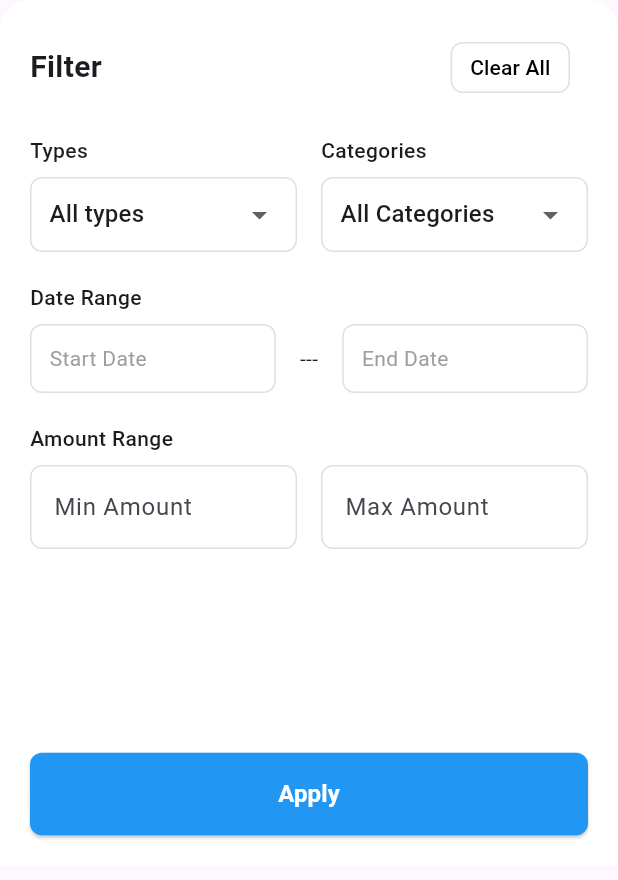
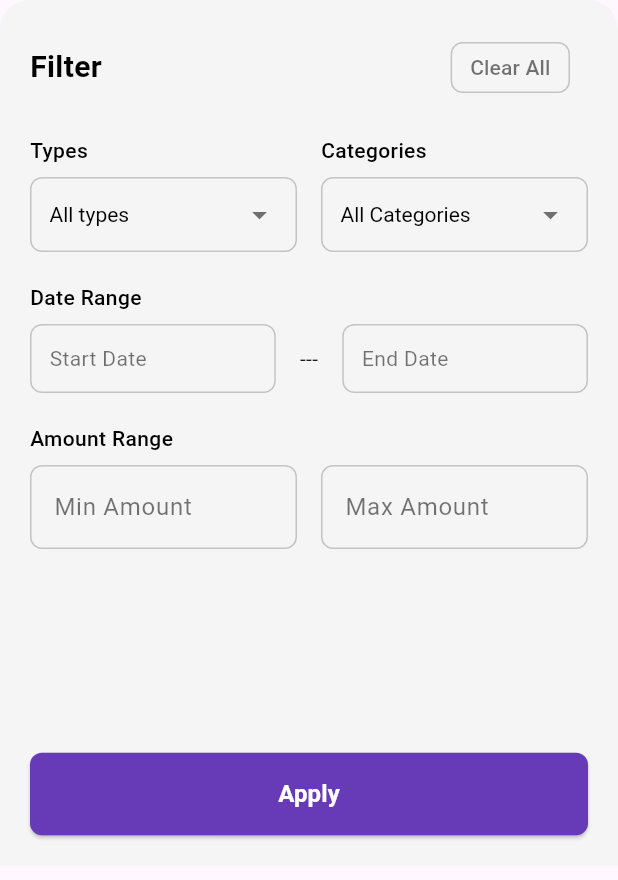
Before and after one commit to HAnh3112/mobile_final_project, a Flutter app: the TransactionFilterWidget widget shown alone on an empty page, opened directly, on a phone screen of 412 x 824 dp. Shown: the top 880 px of the screen. Run offline on Flutter 3.47's test engine with Material 3 defaults, Android fonts, the phone set to English and light mode, and no system bars; our stand-ins replace month_picker_dialog.

Commit message:
transaction_filter theme changing added

```diff
--- a/lib/DoanAnhVu/transaction_filter_widget.dart
+++ b/lib/DoanAnhVu/transaction_filter_widget.dart
@@ -1,3 +1,4 @@
+import 'package:final_project/ThemeChanging_HaiAnh/current_theme.dart';
 import 'package:flutter/material.dart';
 
 // Filter data class to hold all filter selections
@@ -38,27 +39,23 @@ class TransactionFilterWidget extends StatefulWidget {
 }
 
 class _TransactionFilterWidgetState extends State<TransactionFilterWidget> {
-  // Filter state variables - these store the user's selections
-  String _selectedFilterType = 'All types';        // Income/Expense filter
-  String _selectedFilterCategory = 'All Categories'; // Category filter
-  DateTime? _startDate;                            // Date range start
-  DateTime? _endDate;                              // Date range end
-  double? _minAmount;                              // Minimum amount filter
-  double? _maxAmount;                              // Maximum amount filter
+  String _selectedFilterType = 'All types';
+  String _selectedFilterCategory = 'All Categories';
+  DateTime? _startDate;
+  DateTime? _endDate;
+  double? _minAmount;
+  double? _maxAmount;
 
-  // Text controllers for amount inputs
   final TextEditingController _minAmountController = TextEditingController();
   final TextEditingController _maxAmountController = TextEditingController();
 
   @override
   void dispose() {
-    // Clean up controllers
     _minAmountController.dispose();
     _maxAmountController.dispose();
     super.dispose();
   }
 
-  // Clear all filter selections
   void _clearAllFilters() {
     setState(() {
       _selectedFilterType = 'All types';
@@ -72,7 +69,6 @@ class _TransactionFilterWidgetState extends State<TransactionFilterWidget> {
     });
   }
 
-  // Apply filters - creates FilterData object and calls callback
   void _applyFilters() {
     final filterData = FilterData(
       selectedType: _selectedFilterType,
@@ -83,17 +79,16 @@ class _TransactionFilterWidgetState extends State<TransactionFilterWidget> {
       maxAmount: _maxAmount,
     );
 
-    // Call the callback function with filter data
     widget.onApplyFilters(filterData);
   }
 
   @override
   Widget build(BuildContext context) {
     return Container(
-      height: MediaQuery.of(context).size.height * 0.7, // 70% of screen height
-      decoration: const BoxDecoration(
-        color: Colors.white,
-        borderRadius: BorderRadius.only(
+      height: MediaQuery.of(context).size.height * 0.7,
+      decoration: BoxDecoration(
+        color: currentTheme.background_color,
+        borderRadius: const BorderRadius.only(
           topLeft: Radius.circular(20),
           topRight: Radius.circular(20),
         ),
@@ -103,62 +98,59 @@ class _TransactionFilterWidgetState extends State<TransactionFilterWidget> {
         child: Column(
           crossAxisAlignment: CrossAxisAlignment.start,
           children: [
-            // Header with title and Clear All button
             Row(
               mainAxisAlignment: MainAxisAlignment.spaceBetween,
               children: [
-                const Text(
+                Text(
                   'Filter',
                   style: TextStyle(
                     fontSize: 20,
                     fontWeight: FontWeight.bold,
+                    color: currentTheme.main_text_color,
                   ),
                 ),
-                // Clear All button - resets all filter selections
                 TextButton(
                   onPressed: _clearAllFilters,
                   child: Container(
                     padding: const EdgeInsets.symmetric(horizontal: 12, vertical: 6),
                     decoration: BoxDecoration(
-                      border: Border.all(color: Colors.grey.shade300),
+                      border: Border.all(color: currentTheme.sub_text_color.withOpacity(0.2)),
                       borderRadius: BorderRadius.circular(8),
                     ),
-                    child: const Text(
+                    child: Text(
                       'Clear All',
-                      style: TextStyle(color: Colors.black),
+                      style: TextStyle(color: currentTheme.sub_text_color),
                     ),
                   ),
                 ),
               ],
             ),
-
             const SizedBox(height: 20),
-
-            // Types (Income/Expense) and Categories row
             Row(
               children: [
-                // Types dropdown - user can select Income/Expense (UI only)
                 Expanded(
                   child: Column(
                     crossAxisAlignment: CrossAxisAlignment.start,
                     children: [
-                      const Text('Types', style: TextStyle(fontWeight: FontWeight.w500)),
+                      Text('Types', style: TextStyle(fontWeight: FontWeight.w500, color: currentTheme.main_text_color)),
                       const SizedBox(height: 8),
                       Container(
                         padding: const EdgeInsets.symmetric(horizontal: 12),
                         decoration: BoxDecoration(
-                          border: Border.all(color: Colors.grey.shade300),
+                          border: Border.all(color: currentTheme.sub_text_color.withOpacity(0.2)),
                           borderRadius: BorderRadius.circular(8),
                         ),
                         child: DropdownButtonHideUnderline(
                           child: DropdownButton<String>(
                             value: _selectedFilterType,
                             isExpanded: true,
-                            items: ['All types', 'Income', 'Expense']
-                                .map((String value) {
+                            dropdownColor: currentTheme.background_color,
+                            iconEnabledColor: currentTheme.sub_text_color,
+                            style: TextStyle(color: currentTheme.main_text_color),
+                            items: ['All types', 'Income', 'Expense'].map((String value) {
                               return DropdownMenuItem<String>(
                                 value: value,
-                                child: Text(value),
+                                child: Text(value, style: TextStyle(color: currentTheme.main_text_color)),
                               );
                             }).toList(),
                             onChanged: (String? newValue) {
@@ -173,28 +165,30 @@ class _TransactionFilterWidgetState extends State<TransactionFilterWidget> {
                   ),
                 ),
                 const SizedBox(width: 16),
-                // Categories dropdown - user can select categories (UI only)
                 Expanded(
                   child: Column(
                     crossAxisAlignment: CrossAxisAlignment.start,
                     children: [
-                      const Text('Categories', style: TextStyle(fontWeight: FontWeight.w500)),
+                      Text('Categories', style: TextStyle(fontWeight: FontWeight.w500, color: currentTheme.main_text_color)),
                       const SizedBox(height: 8),
                       Container(
                         padding: const EdgeInsets.symmetric(horizontal: 12),
                         decoration: BoxDecoration(
-                          border: Border.all(color: Colors.grey.shade300),
+                          border: Border.all(color: currentTheme.sub_text_color.withOpacity(0.2)),
                           borderRadius: BorderRadius.circular(8),
                         ),
                         child: DropdownButtonHideUnderline(
                           child: DropdownButton<String>(
                             value: _selectedFilterCategory,
                             isExpanded: true,
+                            dropdownColor: currentTheme.background_color,
+                            iconEnabledColor: currentTheme.sub_text_color,
+                            style: TextStyle(color: currentTheme.main_text_color),
                             items: ['All Categories', 'Lunch', 'Transport', 'Salary', 'Food', 'Entertainment', 'Shopping', 'Bills']
                                 .map((String value) {
                               return DropdownMenuItem<String>(
                                 value: value,
-                                child: Text(value),
+                                child: Text(value, style: TextStyle(color: currentTheme.main_text_color)),
                               );
                             }).toList(),
                             onChanged: (String? newValue) {
@@ -210,15 +204,11 @@ class _TransactionFilterWidgetState extends State<TransactionFilterWidget> {
                 ),
               ],
             ),
-
             const SizedBox(height: 20),
-
-            // Date Range picker section (UI only - selections work but don't filter)
-            const Text('Date Range', style: TextStyle(fontWeight: FontWeight.w500)),
+            Text('Date Range', style: TextStyle(fontWeight: FontWeight.w500, color: currentTheme.main_text_color)),
             const SizedBox(height: 8),
             Row(
               children: [
-                // Start date picker
                 Expanded(
                   child: GestureDetector(
                     onTap: () async {
@@ -237,7 +227,7 @@ class _TransactionFilterWidgetState extends State<TransactionFilterWidget> {
                     child: Container(
                       padding: const EdgeInsets.all(12),
                       decoration: BoxDecoration(
-                        border: Border.all(color: Colors.grey.shade300),
+                        border: Border.all(color: currentTheme.sub_text_color.withOpacity(0.2)),
                         borderRadius: BorderRadius.circular(8),
                       ),
                       child: Text(
@@ -245,7 +235,7 @@ class _TransactionFilterWidgetState extends State<TransactionFilterWidget> {
                             ? '${_startDate!.day}/${_startDate!.month}/${_startDate!.year}'
                             : 'Start Date',
                         style: TextStyle(
-                          color: _startDate != null ? Colors.black : Colors.grey,
+                          color: _startDate != null ? currentTheme.main_text_color : currentTheme.sub_text_color,
                         ),
                       ),
                     ),
@@ -253,9 +243,8 @@ class _TransactionFilterWidgetState extends State<TransactionFilterWidget> {
                 ),
                 const Padding(
                   padding: EdgeInsets.symmetric(horizontal: 16),
-                  child: Text('---'), // Separator between dates
+                  child: Text('---'),
                 ),
-                // End date picker
                 Expanded(
                   child: GestureDetector(
                     onTap: () async {
@@ -274,7 +263,7 @@ class _TransactionFilterWidgetState extends State<TransactionFilterWidget> {
                     child: Container(
                       padding: const EdgeInsets.all(12),
                       decoration: BoxDecoration(
-                        border: Border.all(color: Colors.grey.shade300),
+                        border: Border.all(color: currentTheme.sub_text_color.withOpacity(0.2)),
                         borderRadius: BorderRadius.circular(8),
                       ),
                       child: Text(
@@ -282,7 +271,7 @@ class _TransactionFilterWidgetState extends State<TransactionFilterWidget> {
                             ? '${_endDate!.day}/${_endDate!.month}/${_endDate!.year}'
                             : 'End Date',
                         style: TextStyle(
-                          color: _endDate != null ? Colors.black : Colors.grey,
+                          color: _endDate != null ? currentTheme.main_text_color : currentTheme.sub_text_color,
                         ),
                       ),
                     ),
@@ -290,27 +279,25 @@ class _TransactionFilterWidgetState extends State<TransactionFilterWidget> {
                 ),
               ],
             ),
-
             const SizedBox(height: 20),
-
-            // Amount Range input section (UI only - inputs work but don't filter)
-            const Text('Amount Range', style: TextStyle(fontWeight: FontWeight.w500)),
+            Text('Amount Range', style: TextStyle(fontWeight: FontWeight.w500, color: currentTheme.main_text_color)),
             const SizedBox(height: 8),
             Row(
               children: [
-                // Minimum amount input
                 Expanded(
                   child: TextField(
                     controller: _minAmountController,
+                    style: TextStyle(color: currentTheme.main_text_color),
                     decoration: InputDecoration(
                       hintText: 'Min Amount',
+                      hintStyle: TextStyle(color: currentTheme.sub_text_color),
                       border: OutlineInputBorder(
                         borderRadius: BorderRadius.circular(8),
-                        borderSide: BorderSide(color: Colors.grey.shade300),
+                        borderSide: BorderSide(color: currentTheme.sub_text_color.withOpacity(0.2)),
                       ),
                       enabledBorder: OutlineInputBorder(
                         borderRadius: BorderRadius.circular(8),
-                        borderSide: BorderSide(color: Colors.grey.shade300),
+                        borderSide: BorderSide(color: currentTheme.sub_text_color.withOpacity(0.2)),
                       ),
                     ),
                     keyboardType: TextInputType.number,
@@ -320,19 +307,20 @@ class _TransactionFilterWidgetState extends State<TransactionFilterWidget> {
                   ),
                 ),
                 const SizedBox(width: 16),
-                // Maximum amount input
                 Expanded(
                   child: TextField(
                     controller: _maxAmountController,
+                    style: TextStyle(color: currentTheme.main_text_color),
                     decoration: InputDecoration(
                       hintText: 'Max Amount',
+                      hintStyle: TextStyle(color: currentTheme.sub_text_color),
                       border: OutlineInputBorder(
                         borderRadius: BorderRadius.circular(8),
-                        borderSide: BorderSide(color: Colors.grey.shade300),
+                        borderSide: BorderSide(color: currentTheme.sub_text_color.withOpacity(0.2)),
                       ),
                       enabledBorder: OutlineInputBorder(
                         borderRadius: BorderRadius.circular(8),
-                        borderSide: BorderSide(color: Colors.grey.shade300),
+                        borderSide: BorderSide(color: currentTheme.sub_text_color.withOpacity(0.2)),
                       ),
                     ),
                     keyboardType: TextInputType.number,
@@ -343,25 +331,22 @@ class _TransactionFilterWidgetState extends State<TransactionFilterWidget> {
                 ),
               ],
             ),
-
-            const Spacer(), // Push Apply button to bottom
-
-            // Apply button - collects all selections and calls callback
+            const Spacer(),
             SizedBox(
               width: double.infinity,
               child: ElevatedButton(
                 onPressed: _applyFilters,
                 style: ElevatedButton.styleFrom(
-                  backgroundColor: Colors.blue,
+                  backgroundColor: currentTheme.main_button_color,
                   padding: const EdgeInsets.symmetric(vertical: 16),
                   shape: RoundedRectangleBorder(
                     borderRadius: BorderRadius.circular(8),
                   ),
                 ),
-                child: const Text(
+                child: Text(
                   'Apply',
                   style: TextStyle(
-                    color: Colors.white,
+                    color: currentTheme.main_button_text_color,
                     fontSize: 16,
                     fontWeight: FontWeight.w600,
                   ),
```
